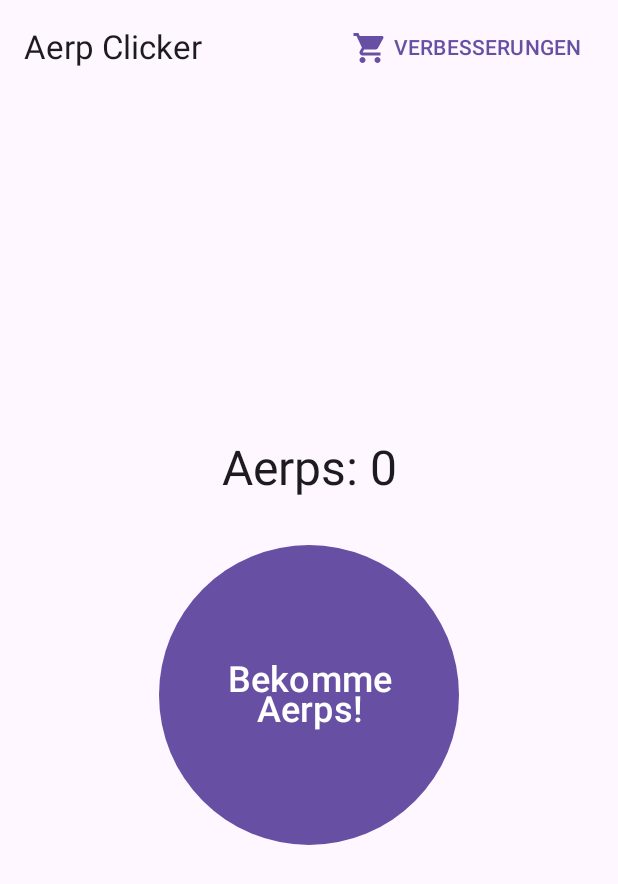
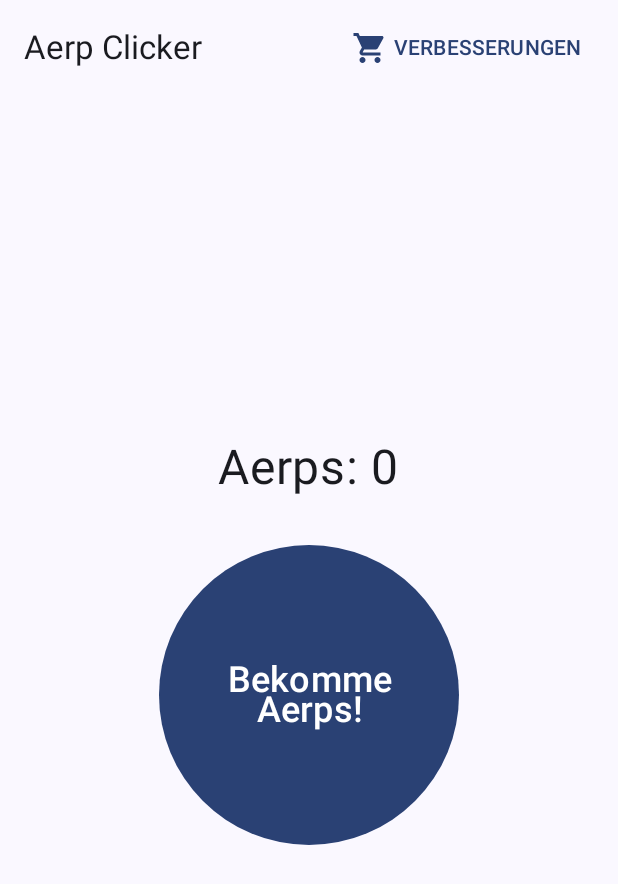
Before and after one commit to Aerodymeus/AerpClicker, an Android app built with Jetpack Compose: the screen it shows after launch (UI), on a phone screen of 412 x 824 dp. Shown: the top 884 px of the screen. Run offline under Robolectric (Android 15) with nearby library versions, the light colour scheme and no system bars.

Commit message:
Refactor: Apply custom theme and update UI colors
This commit introduces a custom theme `AerpClickerTheme` and applies it to the application. It also updates various UI elements to use colors defined in the new theme, enhancing the visual consistency for both light and dark modes.

Key changes:
- **Theming:**
    - `AerpClickerTheme` is now applied at the root of the application in `UI.kt`.
    - Defined custom color palettes in `app/src/main/java/com/example/myfirstgame/ui/theme/Color.kt` for both light and dark themes, including `LightPrimary`, `DarkerPrimaryDark`, `LightBackground`, `DarkBackground`, etc.
    - Updated `app/src/main/java/com/example/myfirstgame/ui/theme/Theme.kt` to use these custom color schemes.
    - Added logic to adjust the status bar color based on the current theme.
- **UI Element Color Updates in `UI.kt`:**
    - In `ShopItem`:
        - Text for item `name` now uses `MaterialTheme.colorScheme.onBackground`.
        - Text for item `description` now uses `MaterialTheme.colorScheme.onSurface` with reduced opacity.
        - The "Buy" button now uses `MaterialTheme.colorScheme.primary` for its background and `MaterialTheme.colorScheme.onPrimary` for its text content.
        - A new `ShoppingCart` icon has been added to the `ShopItem`, tinted with `MaterialTheme.colorScheme.primary`.
- **Development Configuration:**
    - Updated `.idea/deploymentTargetSelector.xml` to include a new default AVD target.

```diff
--- a/app/src/main/java/com/example/myfirstgame/UI.kt
+++ b/app/src/main/java/com/example/myfirstgame/UI.kt
@@ -41,14 +41,17 @@
 import androidx.compose.runtime.remember
 import androidx.compose.runtime.setValue
 import androidx.compose.material3.AlertDialog
-
+import androidx.compose.material3.ButtonDefaults
+import com.example.myfirstgame.ui.theme.AerpClickerTheme
 
 
 class UI : ComponentActivity() {
     override fun onCreate(savedInstanceState: Bundle?) {
         super.onCreate(savedInstanceState)
         setContent {
-            AerpClickerApp()
+            AerpClickerTheme {
+                AerpClickerApp()
+            }
         }
     }
 }
@@ -364,13 +367,19 @@
     gameViewModel: GameViewModel
 ) {
     Column(modifier = Modifier.padding(bottom = 8.dp)) {
-        Text(name, fontSize = 18.sp, style = MaterialTheme.typography.titleMedium)
+        Text(
+            name,
+            fontSize = 18.sp,
+            style = MaterialTheme.typography.titleMedium,
+            color = MaterialTheme.colorScheme.onBackground // Farbe aus dem Theme verwenden
+        )
 
         if (description != null) {
             Text(
                 description,
                 fontSize = 14.sp,
                 style = MaterialTheme.typography.bodySmall,
+                color = MaterialTheme.colorScheme.onSurface.copy(alpha = 0.8f),
                 modifier = Modifier.padding(top = 4.dp, bottom = 4.dp)
             )
         }
@@ -483,12 +492,23 @@
         Button(
             onClick = onBuy,
             enabled = buttonEnabled,
-            modifier = Modifier.fillMaxWidth()
+            modifier = Modifier.fillMaxWidth(),
+            colors = ButtonDefaults.buttonColors(
+                containerColor = MaterialTheme.colorScheme.primary, // Button-Hintergrund
+                contentColor = MaterialTheme.colorScheme.onPrimary    // Button-Textfarbe
+            )
         ) {
             Text(buttonText)
         }
+
+        Icon(
+            imageVector = Icons.Filled.ShoppingCart,
+            contentDescription = stringResource(id = R.string.shop_title),
+            tint = MaterialTheme.colorScheme.primary // Icon-Farbe
+        )
     }
 }
+
 
 
 
--- a/app/src/main/java/com/example/myfirstgame/ui/theme/Color.kt
+++ b/app/src/main/java/com/example/myfirstgame/ui/theme/Color.kt
@@ -9,3 +9,21 @@
 val Purple40 = Color(0xFF6650a4)
 val PurpleGrey40 = Color(0xFF625b71)
 val Pink40 = Color(0xFF7D5260)
+
+// Definiere deine spezifischen App-Farben hier
+// Beispiel:
+val LightPrimary = Color(0xFF6200EE)
+val LightOnPrimary = Color.White
+val LightBackground = Color(0xFFF0F0F0) // Heller Hintergrund
+val LightSurface = Color.White
+val LightOnBackground = Color.Black
+val LightOnSurface = Color.Black
+
+// NEUE, dunklere Primärfarbe für den Dark Mode
+val DarkerPrimaryDark = Color(0xFF7F39FB) // Ein satteres, dunkleres Lila
+val DarkPrimaryContainer = Color(0xFF4F00D3) // Beispiel für einen noch dunkleren Container
+val OnDarkPrimary = Color.White // Textfarbe auf deiner neuen DarkPrimary
+val DarkBackground = Color(0xFF121212)
+val DarkSurface = Color(0xFF1E1E1E)
+val DarkOnBackground = Color.White
+val DarkOnSurface = Color.White
--- a/app/src/main/java/com/example/myfirstgame/ui/theme/Theme.kt
+++ b/app/src/main/java/com/example/myfirstgame/ui/theme/Theme.kt
@@ -9,32 +9,47 @@
 import androidx.compose.material3.dynamicLightColorScheme
 import androidx.compose.material3.lightColorScheme
 import androidx.compose.runtime.Composable
+import androidx.compose.runtime.SideEffect
+import androidx.compose.ui.graphics.Color
+import androidx.compose.ui.graphics.toArgb
 import androidx.compose.ui.platform.LocalContext
+import androidx.compose.ui.platform.LocalView
+import androidx.core.view.WindowCompat
 
 private val DarkColorScheme = darkColorScheme(
-    primary = Purple80,
-    secondary = PurpleGrey80,
-    tertiary = Pink80
+    primary = DarkerPrimaryDark,         // <-- HIER ÄNDERN
+    onPrimary = OnDarkPrimary,           // <-- Ggf. anpassen, wenn nötig
+    // primaryContainer = DarkPrimaryContainer, // Falls du primaryContainer verwendest
+    // onPrimaryContainer = OnDarkPrimary,      // Ggf. anpassen
+
+    secondary = PurpleGrey80,          // Behalte oder ändere andere Farben nach Bedarf
+    tertiary = Pink80,
+    background = DarkBackground,
+    surface = DarkSurface,
+    onSecondary = Color.Black,
+    onTertiary = Color.Black,
+    onBackground = DarkOnBackground,
+    onSurface = DarkOnSurface
+    // ... weitere Farben ...
 )
 
 private val LightColorScheme = lightColorScheme(
-    primary = Purple40,
-    secondary = PurpleGrey40,
-    tertiary = Pink40
-
-    /* Other default colors to override
-    background = Color(0xFFFFFBFE),
-    surface = Color(0xFFFFFBFE),
-    onPrimary = Color.White,
+    primary = Purple40, // Deine helle Primärfarbe
+    secondary = PurpleGrey40, // Beispiel
+    tertiary = Pink40,      // Beispiel
+    background = LightBackground,
+    surface = LightSurface,
+    onPrimary = LightOnPrimary,
     onSecondary = Color.White,
     onTertiary = Color.White,
-    onBackground = Color(0xFF1C1B1F),
-    onSurface = Color(0xFF1C1B1F),
-    */
+    onBackground = LightOnBackground,
+    onSurface = LightOnSurface,
+    // ...
 )
 
+
 @Composable
-fun MyFirstGameTheme(
+fun AerpClickerTheme( // Ändere "YourAppNameTheme" zu deinem App-Theme-Namen, z.B. AerpClickerTheme
     darkTheme: Boolean = isSystemInDarkTheme(),
     // Dynamic color is available on Android 12+
     dynamicColor: Boolean = true,
@@ -45,9 +60,16 @@
             val context = LocalContext.current
             if (darkTheme) dynamicDarkColorScheme(context) else dynamicLightColorScheme(context)
         }
-
         darkTheme -> DarkColorScheme
         else -> LightColorScheme
+    }
+    val view = LocalView.current
+    if (!view.isInEditMode) {
+        SideEffect {
+            val window = (view.context as Activity).window
+            window.statusBarColor = colorScheme.primary.toArgb() // Beispiel: Statusleistenfarbe anpassen
+            WindowCompat.getInsetsController(window, view).isAppearanceLightStatusBars = !darkTheme
+        }
     }
 
     MaterialTheme(
```
